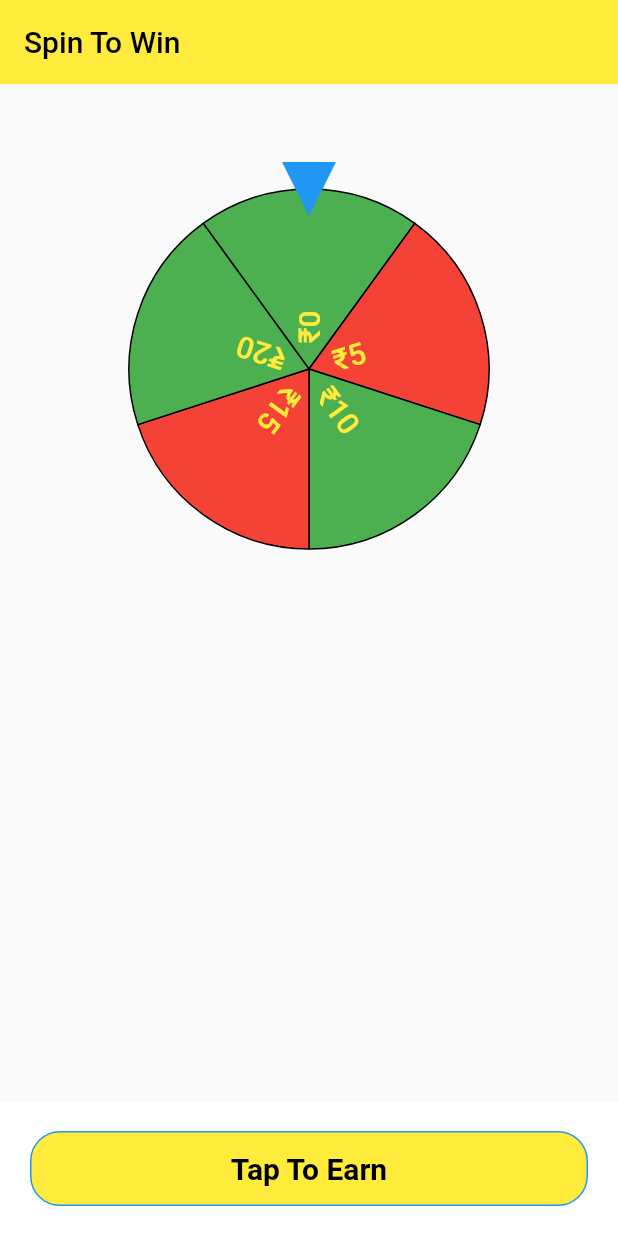
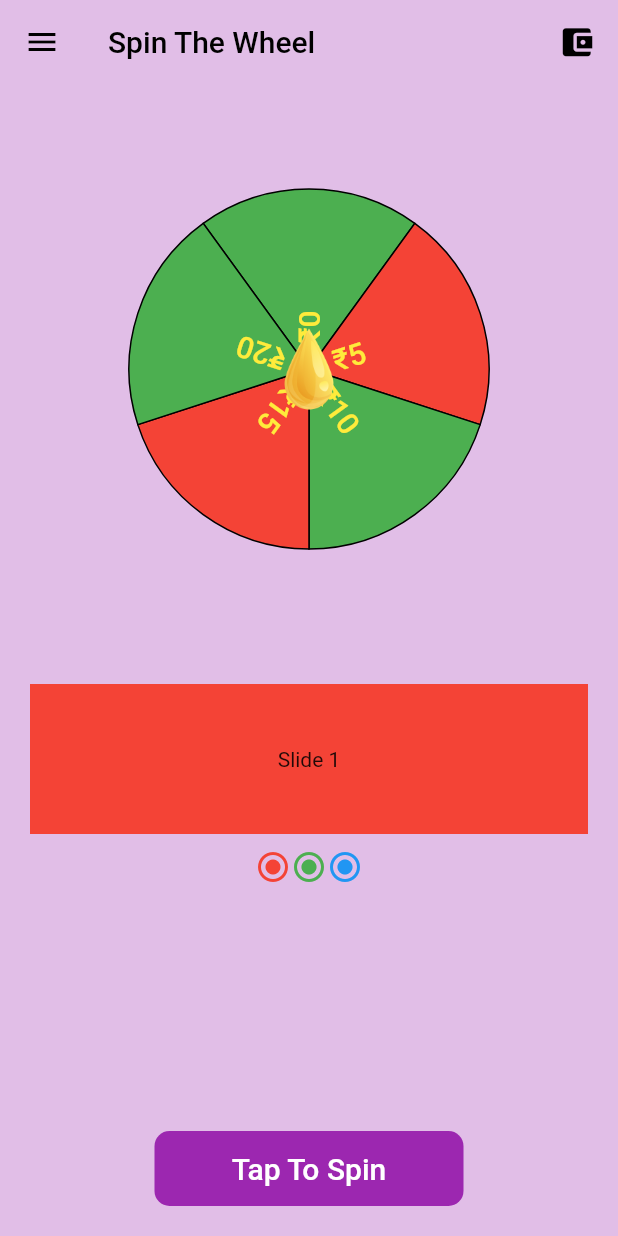
Before and after one commit to chandan123-pradhan/Spin-To-Win-App, a Flutter app: the screen it shows after launch, on a phone screen of 412 x 824 dp. Run offline on Flutter 3.47's test engine with Material 2 defaults, Android fonts, the phone set to English and light mode, and no system bars; drawn by our look-alikes of carousel_slider, flutter_fortune_wheel.

Commit message:
working on design implementation

```diff
--- a/lib/main.dart
+++ b/lib/main.dart
@@ -3,6 +3,7 @@ import 'dart:async';
 import 'package:flutter/material.dart';
 import 'package:flutter/material.dart';
 import 'package:flutter_fortune_wheel/flutter_fortune_wheel.dart';
+import 'package:spin_to_win/views/home_view.dart';
 
 void main() {
   runApp(const MyApp());
@@ -16,138 +17,11 @@ class MyApp extends StatelessWidget {
   Widget build(BuildContext context) {
     return MaterialApp(
       debugShowCheckedModeBanner: false,
-      title: 'Flutter Demo',
+      title: 'Spin To Win',
       theme: ThemeData(
-        // This is the theme of your application.
-        //
-        // Try running your application with "flutter run". You'll see the
-        // application has a blue toolbar. Then, without quitting the app, try
-        // changing the primarySwatch below to Colors.green and then invoke
-        // "hot reload" (press "r" in the console where you ran "flutter run",
-        // or simply save your changes to "hot reload" in a Flutter IDE).
-        // Notice that the counter didn't reset back to zero; the application
-        // is not restarted.
         primarySwatch: Colors.blue,
       ),
-      home: const MyHomePage(title: 'Spin To Win'),
+      home: HomePage(),
     );
   }
 }
-
-class MyHomePage extends StatefulWidget {
-  const MyHomePage({super.key, required this.title});
-
-  // This widget is the home page of your application. It is stateful, meaning
-  // that it has a State object (defined below) that contains fields that affect
-  // how it looks.
-
-  // This class is the configuration for the state. It holds the values (in this
-  // case the title) provided by the parent (in this case the App widget) and
-  // used by the build method of the State. Fields in a Widget subclass are
-  // always marked "final".
-
-  final String title;
-
-  @override
-  State<MyHomePage> createState() => _MyHomePageState();
-}
-
-class _MyHomePageState extends State<MyHomePage> {
-  int _counter = 0;
-  StreamController<int> controller = StreamController<int>();
-
-  void _incrementCounter() {
-     //
-    var rendomval = Fortune.randomInt(0, 5);
-    print(rendomval);
-    controller.add(rendomval);
-  }
-
-  @override
-  Widget build(BuildContext context) {
-    // This method is rerun every time setState is called, for instance as done
-    // by the _incrementCounter method above.
-    //
-    // The Flutter framework has been optimized to make rerunning build methods
-    // fast, so that you can just rebuild anything that needs updating rather
-    // than having to individually change instances of widgets.
-    return Scaffold(
-      appBar: AppBar(
-        backgroundColor: Colors.yellow,
-        elevation: 0,
-        // Here we take the value from the MyHomePage object that was created by
-        // the App.build method, and use it to set our appbar title.
-        title: Text(widget.title,style: TextStyle(
-          color: Colors.black
-        ),),
-      ),
-      body: Column(
-        children: [
-          SizedBox(height: 40,),
-          Container(
-            height: 300,
-            child: FortuneWheel(
-              animateFirst: false,
-
-
-              curve: Curves.easeOutQuint,
-              physics: CircularPanPhysics(
-                duration: Duration(seconds: 1),
-                curve: Curves.decelerate,
-              ),
-              onFling: () {
-                controller.add(1);
-              },
-              selected: controller.stream,
-              items: [
-                for (int i = 0; i < 5; i++)
-                  FortuneItem(
-                    child: Text("₹${i * 5}",
-                    style: TextStyle(
-                      fontSize: 20,
-                      fontWeight: FontWeight.w500,
-                      color: Colors.yellow
-                    ),
-                    ),
-                    style: FortuneItemStyle(
-
-                      color: i % 2 == 0
-                          ? Colors.green
-                          : Colors.red, // <-- custom circle slice fill color
-                      borderColor:
-                          Colors.black, // <-- custom circle slice stroke color
-                      borderWidth: 1, // <-- custom circle slice stroke width
-                    ),
-                  ),
-              ],
-            ),
-          ),
-        ],
-      ),
-      bottomSheet: BottomAppBar(
-        elevation: 0,
-        child: Padding(
-          padding: const EdgeInsets.all(20.0),
-          child: InkWell(
-            onTap: (){
-              _incrementCounter();
-            },
-            child: Container(
-              width: MediaQuery.of(context).size.width/1,
-              height: 50,
-              decoration: BoxDecoration(
-                color: Colors.yellow,
-                borderRadius: BorderRadius.circular(20),
-                border: Border.all(width: 1,color: Colors.blue),
-              ),
-              alignment: Alignment.center,
-              child: Text("Tap To Earn",
-              style: TextStyle(color: Colors.black,fontSize: 20,fontWeight: FontWeight.w600),
-              ),
-            ),
-          ),
-        ),
-      ),// This trailing comma makes auto-formatting nicer for build methods.
-    );
-  }
-}
--- /dev/null
+++ b/lib/views/home_view.dart
@@ -0,0 +1,189 @@
+import 'dart:async';
+
+import 'package:carousel_slider/carousel_slider.dart';
+import 'package:flutter/material.dart';
+import 'package:flutter_fortune_wheel/flutter_fortune_wheel.dart';
+
+class HomePage extends StatefulWidget {
+  @override
+  State<HomePage> createState() => _HomePageState();
+}
+
+class _HomePageState extends State<HomePage> {
+  int _counter = 0;
+  StreamController<int> controller = StreamController<int>();
+
+  void _incrementCounter() {
+    //
+    var rendomval = Fortune.randomInt(0, 5);
+    print(rendomval);
+    controller.add(rendomval);
+  }
+
+  @override
+  Widget build(BuildContext context) {
+    return Scaffold(
+      backgroundColor: Colors.purple[100],
+      appBar: AppBar(
+        backgroundColor: Colors.transparent,
+        elevation: 0,
+        title: Text(
+          'Spin The Wheel',
+          style: TextStyle(color: Colors.black),
+        ),
+        actions: [
+          IconButton(
+              onPressed: () {},
+              icon: Row(
+                children: [
+                  Icon(
+                    Icons.account_balance_wallet,
+                    size: 25,
+                    color: Colors.black,
+                  )
+                ],
+              ))
+        ],
+        iconTheme: IconThemeData(color: Colors.black),
+      ),
+      drawer: Drawer(),
+      body: Column(
+        children: [
+          const SizedBox(
+            height: 40,
+          ),
+          SizedBox(
+            height: 300,
+            child: FortuneWheel(
+              animateFirst: false,
+              indicators: [
+                FortuneIndicator(
+                    child: Image.asset(
+                  'assets/drop_icon.png',
+                  height: 60,
+                  width: 60,
+                ))
+              ],
+              curve: Curves.easeOutQuint,
+              physics: CircularPanPhysics(
+                duration: Duration(seconds: 1),
+                curve: Curves.decelerate,
+              ),
+              onFling: () {
+                controller.add(1);
+              },
+              selected: controller.stream,
+              items: [
+                for (int i = 0; i < 5; i++)
+                  FortuneItem(
+                    child: Text(
+                      "₹${i * 5}",
+                      style: TextStyle(
+                          fontSize: 20,
+                          fontWeight: FontWeight.w500,
+                          color: Colors.yellow),
+                    ),
+                    style: FortuneItemStyle(
+                      color: i % 2 == 0
+                          ? Colors.green
+                          : Colors.red, // <-- custom circle slice fill color
+                      borderColor:
+                          Colors.black, // <-- custom circle slice stroke color
+                      borderWidth: 1, // <-- custom circle slice stroke width
+                    ),
+                  ),
+              ],
+            ),
+          ),
+          SizedBox(
+            height: 60,
+          ),
+          Container(
+        //    height: 120,
+            width: MediaQuery.of(context).size.width / 1,
+            child: Padding(
+              padding: const EdgeInsets.symmetric(horizontal: 20),
+              child: Column(
+                children: [
+                  CarouselSlider(
+                    options: CarouselOptions(
+                        aspectRatio: 16 / 9,
+                        height: 100.0,
+                        // enlargeCenterPage: true,
+                        autoPlay: true,
+                        autoPlayCurve: Curves.fastOutSlowIn,
+                        viewportFraction: 1
+
+                        //autoPlayDuration: Duration(milliseconds: 1500),
+                        ),
+                    items: [
+                      Container(
+                        color: Colors.red,
+                        child: Center(child: Text('Slide 1')),
+                      ),
+                      Container(
+                        color: Colors.green,
+                        child: Center(child: Text('Slide 2')),
+                      ),
+                      Container(
+                        color: Colors.blue,
+                        child: Center(child: Text('Slide 3')),
+                      ),
+                      // Add more slides as needed
+                    ],
+                  ),
+                ],
+              ),
+            ),
+          ),
+          SizedBox(
+              height:
+                  10), // Add some space between CarouselSlider and indicator
+          Row(
+            mainAxisAlignment: MainAxisAlignment.center,
+            children: [
+              Icon(Icons.radio_button_checked, color: Colors.red),
+              Icon(Icons.radio_button_checked, color: Colors.green),
+              Icon(Icons.radio_button_checked, color: Colors.blue),
+              // Add more icons for additional slides
+            ],
+          ),
+        ],
+      ),
+      bottomSheet: BottomAppBar(
+        color: Colors.purple[100],
+        elevation: 0,
+        child: Row(
+          mainAxisAlignment: MainAxisAlignment.center,
+          children: [
+            Padding(
+              padding: const EdgeInsets.all(20.0),
+              child: InkWell(
+                onTap: () {
+                  _incrementCounter();
+                },
+                child: Container(
+                  width: MediaQuery.of(context).size.width / 2,
+                  height: 50,
+                  decoration: BoxDecoration(
+                    color: Colors.purple[500],
+                    borderRadius: BorderRadius.circular(10),
+                    // border: Border.all(width: 1,color: Colors.blue),
+                  ),
+                  alignment: Alignment.center,
+                  child: Text(
+                    "Tap To Spin",
+                    style: TextStyle(
+                        color: Colors.white,
+                        fontSize: 20,
+                        fontWeight: FontWeight.w500),
+                  ),
+                ),
+              ),
+            ),
+          ],
+        ),
+      ), // This trailing comma makes auto-formatting nicer for build methods.
+    );
+  }
+}
--- /dev/null
+++ b/lib/views/wallet_view.dart
@@ -0,0 +1,24 @@
+import 'package:flutter/material.dart';
+
+
+class WalletView extends StatefulWidget {
+  const WalletView({super.key});
+
+  @override
+  State<WalletView> createState() => _WalletViewState();
+}
+
+class _WalletViewState extends State<WalletView> {
+  @override
+  Widget build(BuildContext context) {
+    return Scaffold(
+       appBar: AppBar(
+        backgroundColor: Colors.green,
+        elevation: 0,
+        title: Text('Wallet',style: TextStyle(
+          color: Colors.white
+        ),),
+      ),
+    );
+  }
+}
--- a/pubspec.yaml
+++ b/pubspec.yaml
@@ -36,6 +36,7 @@ dependencies:
   # Use with the CupertinoIcons class for iOS style icons.
   cupertino_icons: ^1.0.2
   flutter_fortune_wheel: ^1.3.0
+  carousel_slider:
 
 dev_dependencies:
   flutter_test:
@@ -60,8 +61,8 @@ flutter:
   uses-material-design: true
 
   # To add assets to your application, add an assets section, like this:
-  # assets:
-  #   - images/a_dot_burr.jpeg
+  assets:
+    - assets/
   #   - images/a_dot_ham.jpeg
 
   # An image asset can refer to one or more resolution-specific "variants", see
```
Also changed, not shown: assets/drop_icon.png (added), pubspec.lock.
